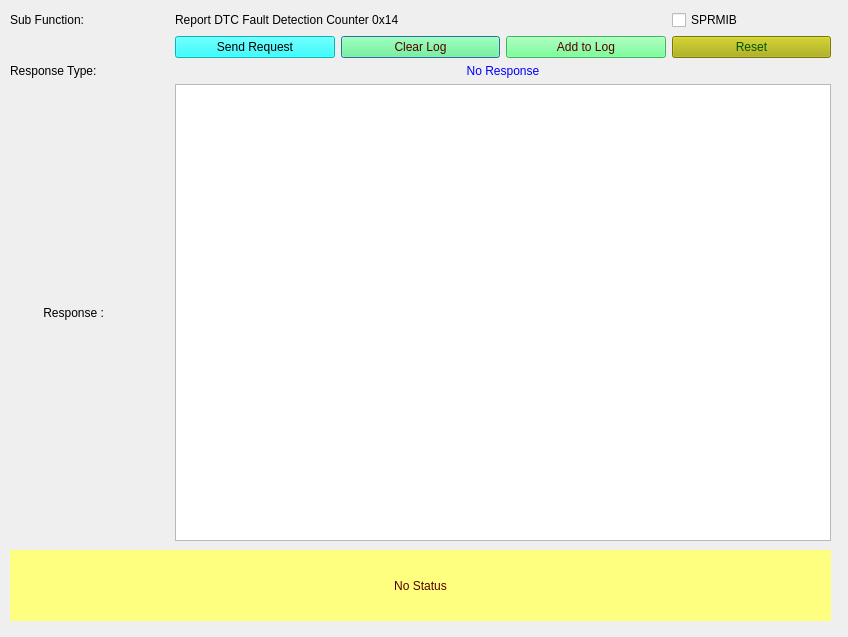
This is SID_19_14.ui in VicharaVandana/ProxiCan as Qt 5 draws it before an edit. The edited form follows.
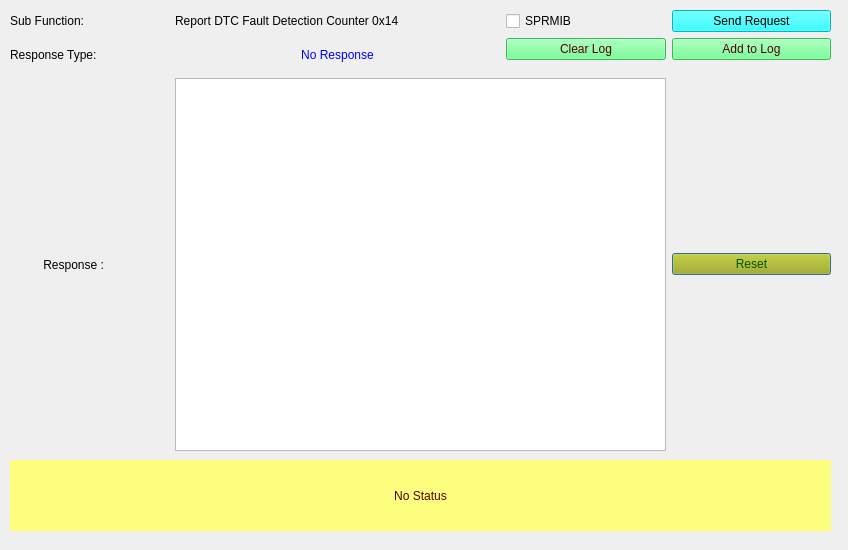
This is the edited form.

```diff
--- a/SID_19_14.ui
+++ b/SID_19_14.ui
@@ -7,7 +7,7 @@
     <x>0</x>
     <y>0</y>
     <width>848</width>
-    <height>637</height>
+    <height>550</height>
    </rect>
   </property>
   <property name="windowTitle">
@@ -17,7 +17,7 @@
    <property name="geometry">
     <rect>
      <x>10</x>
-     <y>550</y>
+     <y>460</y>
      <width>821</width>
      <height>71</height>
     </rect>
@@ -43,7 +43,7 @@
      <x>10</x>
      <y>10</y>
      <width>821</width>
-     <height>531</height>
+     <height>441</height>
     </rect>
    </property>
    <layout class="QGridLayout" name="gridLayout_2">
@@ -64,36 +64,17 @@
       </property>
      </widget>
     </item>
-    <item row="5" column="1" colspan="4">
+    <item row="2" column="0" rowspan="3">
+     <widget class="QLabel" name="label_5">
+      <property name="text">
+       <string>Response Type: </string>
+      </property>
+     </widget>
+    </item>
+    <item row="5" column="1" colspan="3">
      <widget class="QTextBrowser" name="textBrowser_Resp"/>
     </item>
-    <item row="1" column="2">
-     <widget class="QPushButton" name="pushButton_clearLog">
-      <property name="styleSheet">
-       <string notr="true">background-color: rgb(85, 255, 127);
-color: rgb(85, 0, 0);</string>
-      </property>
-      <property name="text">
-       <string>Clear Log</string>
-      </property>
-     </widget>
-    </item>
-    <item row="1" column="1">
-     <widget class="QPushButton" name="pushButton_Send19_14Req">
-      <property name="toolTip">
-       <string>&lt;html&gt;&lt;head/&gt;&lt;body&gt;&lt;p&gt;Sends the 19 service subfunction 14 request to ECU&lt;/p&gt;&lt;/body&gt;&lt;/html&gt;</string>
-      </property>
-      <property name="styleSheet">
-       <string notr="true">background-color: rgb(0, 255, 255);
-border-color: rgb(0, 0, 0);
-color: rgb(0, 0, 0);</string>
-      </property>
-      <property name="text">
-       <string>Send Request</string>
-      </property>
-     </widget>
-    </item>
-    <item row="1" column="4">
+    <item row="5" column="4">
      <widget class="QPushButton" name="pushButton_reset">
       <property name="styleSheet">
        <string notr="true">background-color: rgb(170, 170, 0);
@@ -105,42 +86,7 @@
       </property>
      </widget>
     </item>
-    <item row="1" column="3">
-     <widget class="QPushButton" name="pushButton_appendLog">
-      <property name="styleSheet">
-       <string notr="true">background-color: rgb(85, 255, 127);
-color: rgb(85, 0, 0);</string>
-      </property>
-      <property name="text">
-       <string>Add to Log</string>
-      </property>
-     </widget>
-    </item>
-    <item row="0" column="4">
-     <widget class="QCheckBox" name="checkBox_suppressposmsg">
-      <property name="toolTip">
-       <string>If selected then Suppress Positive Response Message Indication bit will be set in Subfunction</string>
-      </property>
-      <property name="text">
-       <string>SPRMIB</string>
-      </property>
-     </widget>
-    </item>
-    <item row="0" column="1" colspan="3">
-     <widget class="QLabel" name="subFunction_Name">
-      <property name="text">
-       <string>Report DTC Fault Detection Counter 0x14</string>
-      </property>
-     </widget>
-    </item>
-    <item row="2" column="0" rowspan="3">
-     <widget class="QLabel" name="label_5">
-      <property name="text">
-       <string>Response Type: </string>
-      </property>
-     </widget>
-    </item>
-    <item row="2" column="1" rowspan="3" colspan="4">
+    <item row="2" column="1" rowspan="3" colspan="2">
      <widget class="QLabel" name="label_ResType">
       <property name="autoFillBackground">
        <bool>false</bool>
@@ -156,6 +102,60 @@
       </property>
      </widget>
     </item>
+    <item row="2" column="4">
+     <widget class="QPushButton" name="pushButton_appendLog">
+      <property name="styleSheet">
+       <string notr="true">background-color: rgb(85, 255, 127);
+color: rgb(85, 0, 0);</string>
+      </property>
+      <property name="text">
+       <string>Add to Log</string>
+      </property>
+     </widget>
+    </item>
+    <item row="2" column="3">
+     <widget class="QPushButton" name="pushButton_clearLog">
+      <property name="styleSheet">
+       <string notr="true">background-color: rgb(85, 255, 127);
+color: rgb(85, 0, 0);</string>
+      </property>
+      <property name="text">
+       <string>Clear Log</string>
+      </property>
+     </widget>
+    </item>
+    <item row="0" column="1" colspan="2">
+     <widget class="QLabel" name="subFunction_Name">
+      <property name="text">
+       <string>Report DTC Fault Detection Counter 0x14</string>
+      </property>
+     </widget>
+    </item>
+    <item row="0" column="3">
+     <widget class="QCheckBox" name="checkBox_suppressposmsg">
+      <property name="toolTip">
+       <string>If selected then Suppress Positive Response Message Indication bit will be set in Subfunction</string>
+      </property>
+      <property name="text">
+       <string>SPRMIB</string>
+      </property>
+     </widget>
+    </item>
+    <item row="0" column="4">
+     <widget class="QPushButton" name="pushButton_Send19_14Req">
+      <property name="toolTip">
+       <string>&lt;html&gt;&lt;head/&gt;&lt;body&gt;&lt;p&gt;Sends the 19 service subfunction 14 request to ECU&lt;/p&gt;&lt;/body&gt;&lt;/html&gt;</string>
+      </property>
+      <property name="styleSheet">
+       <string notr="true">background-color: rgb(0, 255, 255);
+border-color: rgb(0, 0, 0);
+color: rgb(0, 0, 0);</string>
+      </property>
+      <property name="text">
+       <string>Send Request</string>
+      </property>
+     </widget>
+    </item>
    </layout>
   </widget>
  </widget>
```
